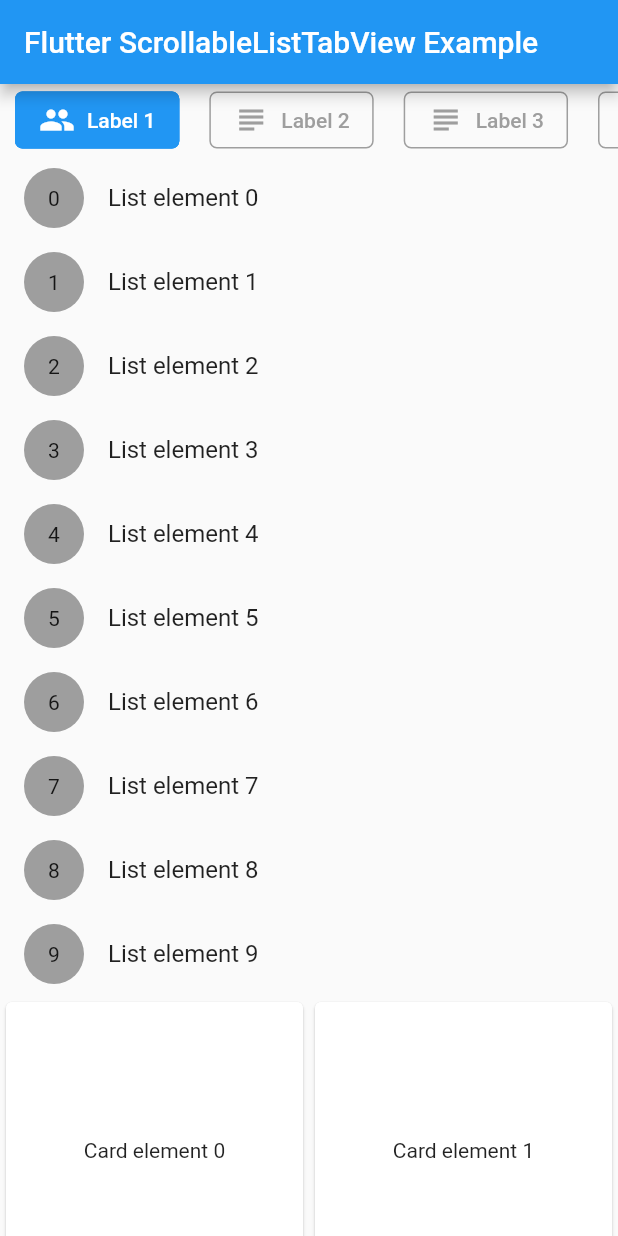
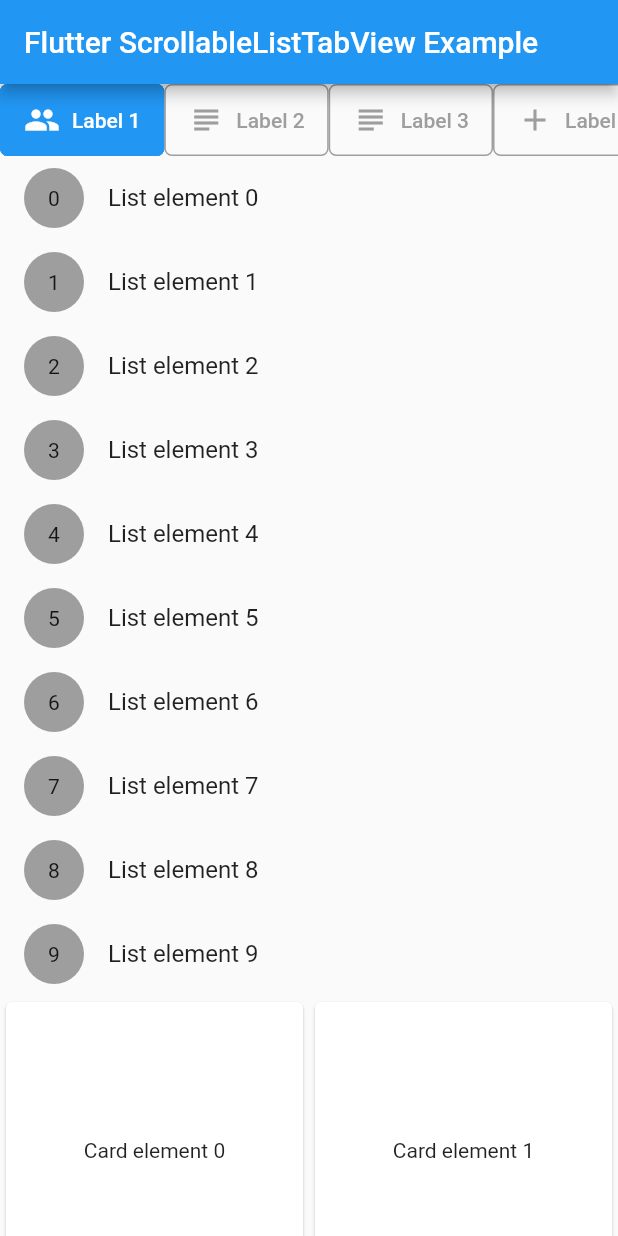
Before and after one commit to firatcetiner/scrollable_list_tabview, a Flutter app: the screen it shows after launch, on a phone screen of 412 x 824 dp. Run offline on Flutter 3.47's test engine with Material 2 defaults, Android fonts, the phone set to English and light mode, and no system bars; drawn by our look-alikes of scrollable_positioned_list.

Commit message:
Tab margin Deleted

```diff
--- a/lib/scrollable_list_tabview.dart
+++ b/lib/scrollable_list_tabview.dart
@@ -108,7 +108,7 @@ class _ScrollableListTabViewState extends State<ScrollableListTabView> {
                         : tab.borderColor;
                     return Container(
                       height: 32,
-                      margin: _kTabMargin,
+                      // margin: _kTabMargin,
                       decoration: BoxDecoration(
                           color: selected
                               ? tab.activeBackgroundColor
```
